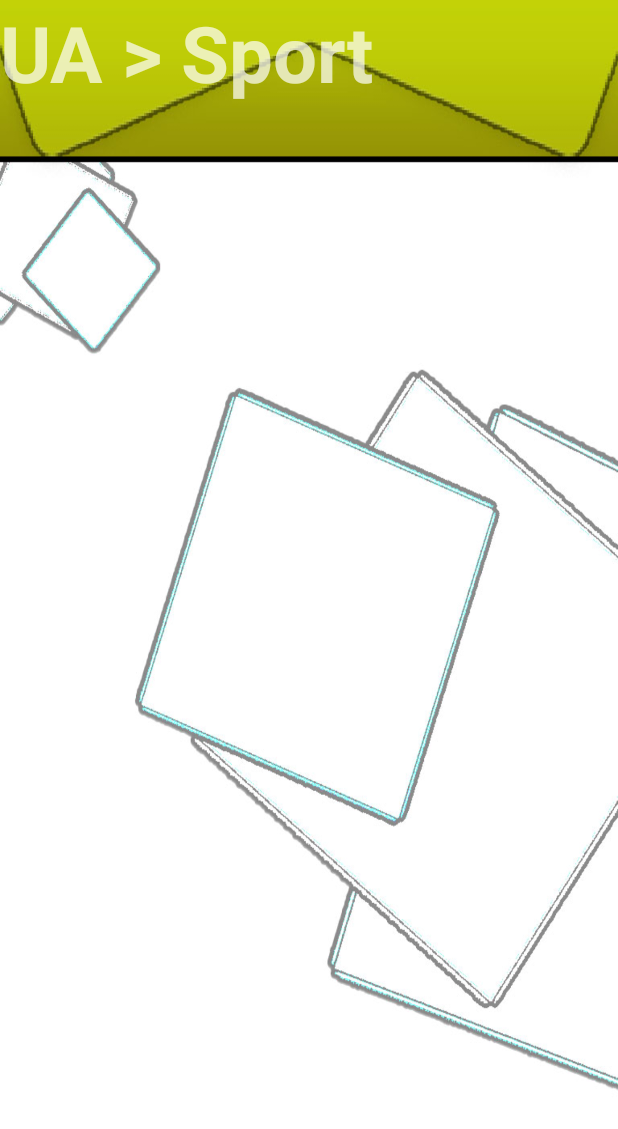
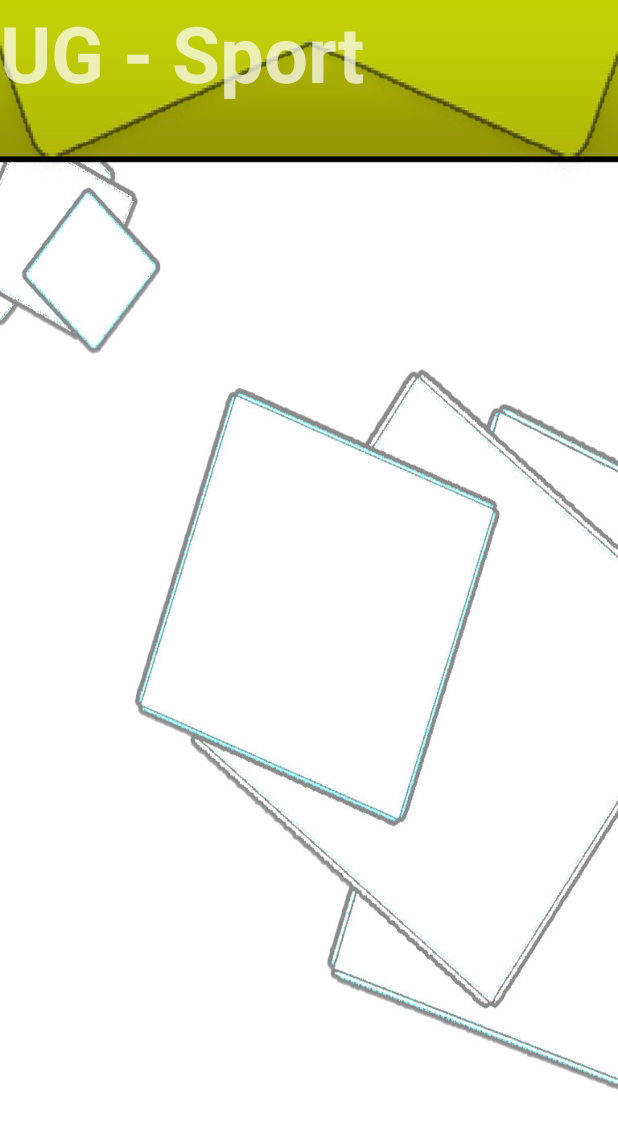
Before and after one commit to ctrl123/UAguid, an Android app: the Sport screen opened directly, with no data from a screen before it, on a phone screen of 412 x 824 dp. Shown: the top 1129 px of the screen. Run offline under Robolectric (Android 15) with nearby library versions, the phone set to English and light mode, and no system bars; our stand-ins replace sdp/ssp sizes; 3 statements that could not run were skipped.

Commit message:
Some debug on xml files.

```diff
--- a/app/src/main/AndroidManifest.xml
+++ b/app/src/main/AndroidManifest.xml
@@ -4,9 +4,9 @@
 
     <application
         android:allowBackup="true"
-        android:icon="@drawable/uaguid_logotest5"
+        android:icon="@mipmap/ug_launcher"
         android:label="@string/app_name"
-        android:roundIcon="@drawable/uaguid_logotest5"
+        android:roundIcon="@mipmap/ug_launcher"
         android:supportsRtl="true"
         android:theme="@style/Theme.AppCompat.NoActionBar">
         <activity android:name=".MainActivity">
@@ -19,7 +19,7 @@
         <activity android:name=".Carte" />
         <activity android:name=".Crous" />
         <activity android:name=".Scolaire" />
-        <activity android:name=".Sport"></activity>
+        <activity android:name=".Sport"/>
     </application>
 
 </manifest>
--- a/app/src/main/res/layout/activity_crous.xml
+++ b/app/src/main/res/layout/activity_crous.xml
@@ -11,7 +11,8 @@
         android:id="@+id/imageView4"
         android:layout_width="wrap_content"
         android:layout_height="wrap_content"
-        android:background="@drawable/interface_crous" />
+        android:background="@drawable/interface_crous"
+        android:contentDescription="@string/background_description" />
 
     <com.ctrl123.uaguid.CustomTextView
         android:id="@+id/titre_main"
@@ -20,7 +21,7 @@
         android:layout_alignParentLeft="true"
         android:layout_alignParentStart="true"
         android:layout_alignParentTop="true"
-        android:text="UA > Guid"
+        android:text="@string/ug_crous_title"
         android:textAllCaps="false"
         android:textColorLink="@android:color/white"
         android:textSize="@dimen/_40ssp"
--- a/app/src/main/res/layout/activity_scolaire.xml
+++ b/app/src/main/res/layout/activity_scolaire.xml
@@ -11,7 +11,8 @@
         android:id="@+id/imageView5"
         android:layout_width="wrap_content"
         android:layout_height="wrap_content"
-        android:background="@drawable/interface_scolaire" />
+        android:background="@drawable/interface_scolaire"
+        android:contentDescription="@string/background_description" />
 
     <com.ctrl123.uaguid.CustomTextView
         android:id="@+id/titre_main"
@@ -20,7 +21,7 @@
         android:layout_alignParentLeft="true"
         android:layout_alignParentStart="true"
         android:layout_alignParentTop="true"
-        android:text="UA > Scolaire"
+        android:text="@string/ug_scolaire_title"
         android:textAllCaps="false"
         android:textColorLink="@android:color/white"
         android:textSize="@dimen/_40ssp"
--- a/app/src/main/res/layout/activity_sport.xml
+++ b/app/src/main/res/layout/activity_sport.xml
@@ -9,12 +9,13 @@
 
     <ImageView
         android:id="@+id/imageView2"
-        android:layout_width="wrap_content"
-        android:layout_height="wrap_content"
+        android:layout_width="match_parent"
+        android:layout_height="match_parent"
+        android:layout_alignParentLeft="true"
+        android:layout_alignParentStart="true"
+        android:layout_alignParentTop="true"
         android:background="@drawable/interface_sport"
-        android:layout_alignParentTop="true"
-        android:layout_alignParentLeft="true"
-        android:layout_alignParentStart="true" />
+        android:contentDescription="@string/background_description" />
 
     <com.ctrl123.uaguid.CustomTextView
         android:id="@+id/titre_main"
@@ -23,7 +24,7 @@
         android:layout_alignParentLeft="true"
         android:layout_alignParentStart="true"
         android:layout_alignParentTop="true"
-        android:text="UA > Sport"
+        android:text="@string/ug_sport_title"
         android:textAllCaps="false"
         android:textColorLink="@android:color/white"
         android:textSize="@dimen/_40ssp"
--- a/app/src/main/res/values/strings.xml
+++ b/app/src/main/res/values/strings.xml
@@ -1,3 +1,10 @@
 <resources>
     <string name="app_name">Uaguid</string>
+    <string name="ug_sport_title">UG - Sport</string>
+    <string name="background_description">Background image</string>
+    <string name="ug_scolaire_title">UA - Scolarité</string>
+    <string name="main_title">UA Guid</string>
+    <string name="ug_crous_title">UA - Crous</string>
+    <string name="ug_carte_title">UA - Carte</string>
+    <string name="map_image">Carte du campus - image</string>
 </resources>
```
Also changed, not shown: app/src/main/res/layout/activity_carte.xml (+8 -6 lines), app/src/main/res/layout/activity_main.xml (+4 -4 lines), app/src/main/res/mipmap-hdpi/ug_launcher.png (added), app/src/main/res/mipmap-mdpi/ug_launcher.png (added), app/src/main/res/mipmap-xhdpi/ug_launcher.png (added), app/src/main/res/mipmap-xxhdpi/ug_launcher.png (added), app/src/main/res/mipmap-xxxhdpi/ug_launcher.png (added), app/src/main/ug_launcher-web.png (added).
